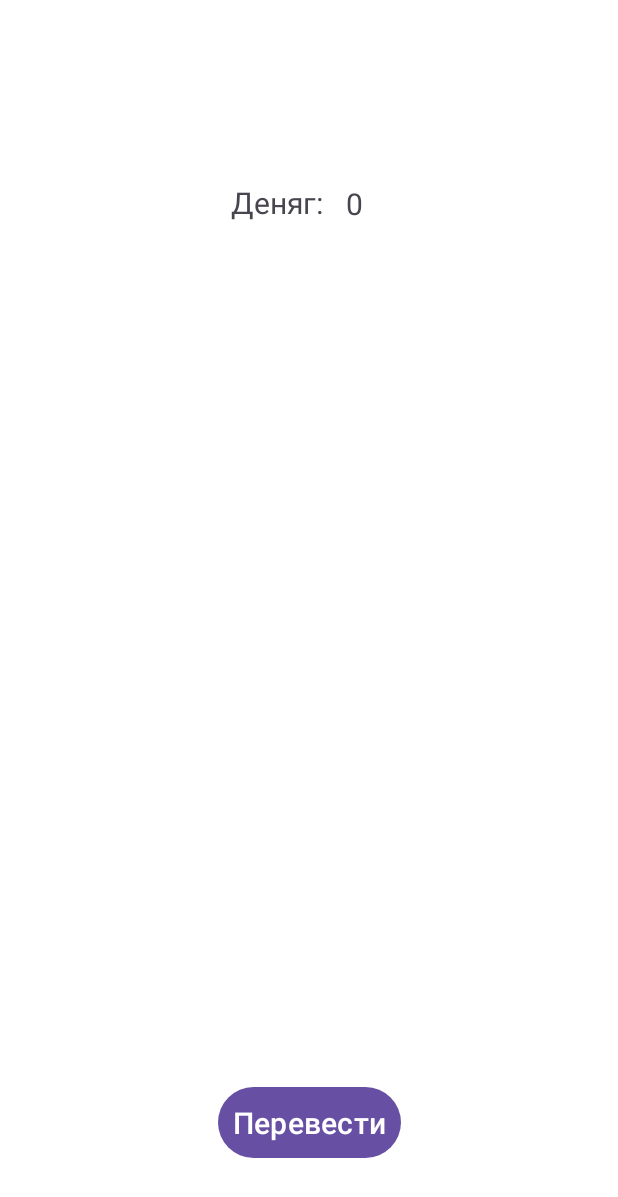
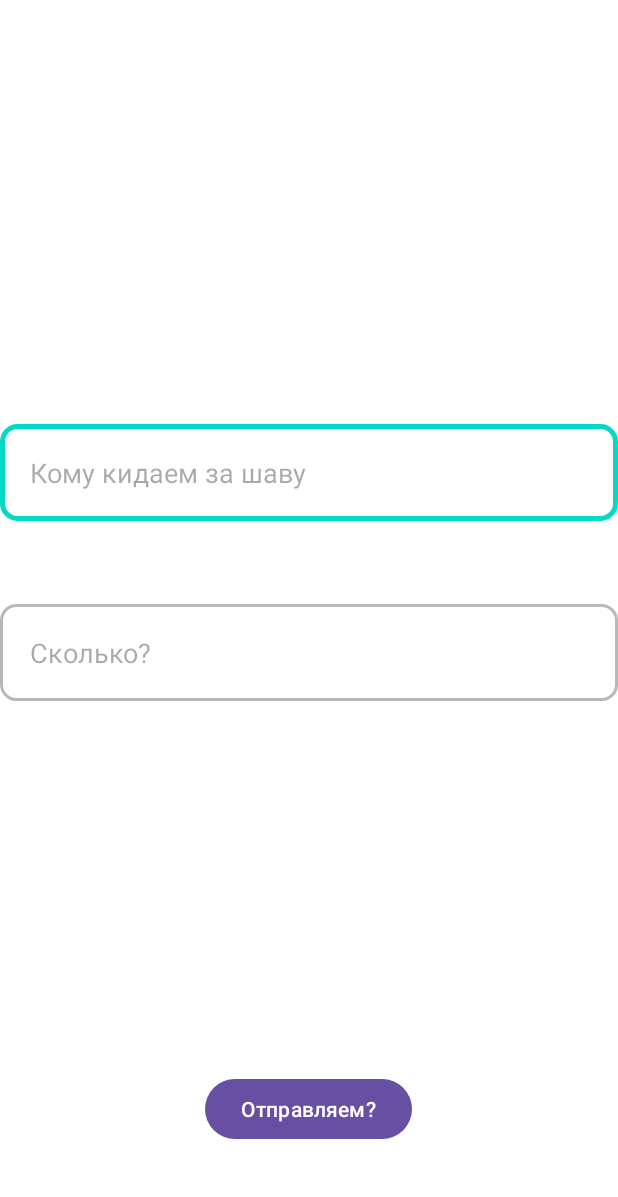
Before and after one commit to L3XxXa/JavaOptimisationAndroidApp, an Android app: the HomeActivity screen opened directly, with no data from a screen before it, after a tap on "Перевести", on a phone screen of 412 x 824 dp. Shown: the top 1197 px of the screen. Run offline under Robolectric (Android 15) with nearby library versions, the phone set to English and light mode, and no system bars; our stand-ins replace Dagger/Hilt's generated code; 2 statements that could not run were skipped.

Commit message:
Sending money init

```diff
--- a/app/src/main/AndroidManifest.xml
+++ b/app/src/main/AndroidManifest.xml
@@ -25,6 +25,7 @@
             </intent-filter>
         </activity>
         <activity android:name=".ui.HomeActivity"/>
+        <activity android:name=".ui.SendMoneyActivity"/>
     </application>
 
 </manifest>
--- a/app/src/main/java/ru/nsu/malov/lab9/di/AppComponent.kt
+++ b/app/src/main/java/ru/nsu/malov/lab9/di/AppComponent.kt
@@ -5,9 +5,13 @@ import ru.nsu.malov.lab9.repository.BalanceRepositoryModule
 import ru.nsu.malov.lab9.repository.GetBalanceRepository
 import ru.nsu.malov.lab9.repository.LoginRepository
 import ru.nsu.malov.lab9.repository.LoginRepositoryModule
+import ru.nsu.malov.lab9.repository.SendMoneyModule
+import ru.nsu.malov.lab9.repository.SendMoneyRepository
 
-@Component(modules = [LoginRepositoryModule::class, BalanceRepositoryModule::class])
+@Component(modules = [LoginRepositoryModule::class, BalanceRepositoryModule::class, SendMoneyModule::class])
 interface AppComponent {
     fun getLoginRepository(): LoginRepository
     fun getBalanceRepository(): GetBalanceRepository
+
+    fun getSendMoneyRepository(): SendMoneyRepository
 }
--- a/app/src/main/java/ru/nsu/malov/lab9/network/api/Api.kt
+++ b/app/src/main/java/ru/nsu/malov/lab9/network/api/Api.kt
@@ -32,7 +32,7 @@ interface ApiService{
     suspend fun getBalance(@Path("token") token: String): GetBalanceResponseSerializer
 
     @PATCH("/sendMoney/{token}")
-    suspend fun getMoney(@Path("token") token: String, sendMoneyRequestSerializer: SendMoneyRequestSerializer): SendMoneyResponseSerializer
+    suspend fun sendMoney(@Path("token") token: String, sendMoneyRequestSerializer: SendMoneyRequestSerializer): SendMoneyResponseSerializer
 }
 
 object Api {
--- /dev/null
+++ b/app/src/main/java/ru/nsu/malov/lab9/repository/SendMoneyRepository.kt
@@ -0,0 +1,21 @@
+package ru.nsu.malov.lab9.repository
+
+import dagger.Module
+import dagger.Provides
+import ru.nsu.malov.lab9.network.api.Api
+import ru.nsu.malov.lab9.network.serializers.SendMoneyRequestSerializer
+import ru.nsu.malov.lab9.network.serializers.SendMoneyResponseSerializer
+
+@Module
+class SendMoneyModule{
+    @Provides
+    fun sendMoneyRepository(): SendMoneyRepository{
+        return SendMoneyRepository()
+    }
+}
+
+class SendMoneyRepository {
+    suspend fun sendMoney(sendMoneyRequestSerializer: SendMoneyRequestSerializer, token: String): SendMoneyResponseSerializer{
+        return Api.retrofitService.sendMoney(token, sendMoneyRequestSerializer)
+    }
+}
--- a/app/src/main/java/ru/nsu/malov/lab9/ui/HomeActivity.kt
+++ b/app/src/main/java/ru/nsu/malov/lab9/ui/HomeActivity.kt
@@ -1,5 +1,6 @@
 package ru.nsu.malov.lab9.ui
 
+import android.content.Intent
 import android.os.Bundle
 import android.os.PersistableBundle
 import android.util.Log
@@ -55,6 +56,7 @@ class HomeActivity : AppCompatActivity() {
     }
 
     private fun sendMoney() {
-        TODO("Not yet implemented")
+        val intent = Intent(this, SendMoneyActivity::class.java)
+        startActivity(intent)
     }
 }
--- /dev/null
+++ b/app/src/main/java/ru/nsu/malov/lab9/ui/SendMoneyActivity.kt
@@ -0,0 +1,27 @@
+package ru.nsu.malov.lab9.ui
+
+import android.os.Bundle
+import android.os.PersistableBundle
+import androidx.appcompat.app.AppCompatActivity
+import ru.nsu.malov.lab9.databinding.ActivitySendMoneyBinding
+
+class SendMoneyActivity: AppCompatActivity() {
+    private lateinit var binding: ActivitySendMoneyBinding
+    override fun onCreate(savedInstanceState: Bundle?) {
+        super.onCreate(savedInstanceState)
+        binding = ActivitySendMoneyBinding.inflate(layoutInflater)
+        setContentView(binding.root)
+        binding.sendMoney.setOnClickListener {
+            sendMoney()
+        }
+        observer()
+    }
+
+    private fun observer() {
+        TODO("Not yet implemented")
+    }
+
+    private fun sendMoney() {
+        TODO("Not yet implemented")
+    }
+}
--- /dev/null
+++ b/app/src/main/res/layout/activity_send_money.xml
@@ -0,0 +1,48 @@
+<?xml version="1.0" encoding="utf-8"?>
+<androidx.constraintlayout.widget.ConstraintLayout xmlns:android="http://schemas.android.com/apk/res/android"
+    xmlns:app="http://schemas.android.com/apk/res-auto"
+    android:layout_width="match_parent"
+    android:layout_height="match_parent"
+    xmlns:tools="http://schemas.android.com/tools"
+    tools:context=".ui.SendMoneyActivity"
+    android:background="@color/white">
+
+    <EditText
+        android:id="@+id/toWhom"
+        android:layout_width="match_parent"
+        android:layout_height="wrap_content"
+        android:background="@drawable/custom_edit_text"
+        android:hint="@string/to_whom"
+        android:padding="20dp"
+        android:inputType="text"
+        app:layout_constraintBottom_toBottomOf="parent"
+        app:layout_constraintTop_toTopOf="parent"
+        app:layout_constraintVertical_bias="0.372"
+        tools:layout_editor_absoluteX="0dp" />
+
+    <EditText
+        android:id="@+id/amount"
+        android:layout_width="match_parent"
+        android:layout_height="wrap_content"
+        android:layout_marginTop="55dp"
+        android:padding="20dp"
+        android:background="@drawable/custom_edit_text"
+        android:hint="@string/money_amount"
+        android:inputType="number"
+        app:layout_constraintBottom_toBottomOf="parent"
+        app:layout_constraintTop_toBottomOf="@+id/toWhom"
+        app:layout_constraintVertical_bias="0.0"
+        tools:layout_editor_absoluteX="0dp" />
+
+    <Button
+        android:layout_width="wrap_content"
+        android:layout_height="wrap_content"
+        android:layout_marginTop="248dp"
+        android:text="@string/send_money"
+        android:id="@+id/sendMoney"
+        app:layout_constraintEnd_toEndOf="parent"
+        app:layout_constraintHorizontal_bias="0.498"
+        app:layout_constraintStart_toStartOf="parent"
+        app:layout_constraintTop_toBottomOf="@+id/amount" />
+
+</androidx.constraintlayout.widget.ConstraintLayout>
--- a/app/src/main/res/values/strings.xml
+++ b/app/src/main/res/values/strings.xml
@@ -5,4 +5,7 @@
     <string name="money">0</string>
     <string name="money_text">Деняг:</string>
     <string name="send">Перевести</string>
+    <string name="to_whom">Кому кидаем за шаву</string>
+    <string name="money_amount">Сколько?</string>
+    <string name="send_money">Отправляем?</string>
 </resources>
```
